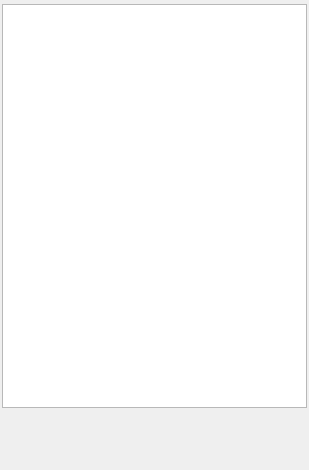
Above: nolimitgui/CommonSrc/Forms/SessionWidget.ui from nolimitconnect/NoLimitConnect before the change. Below: the same form after it.
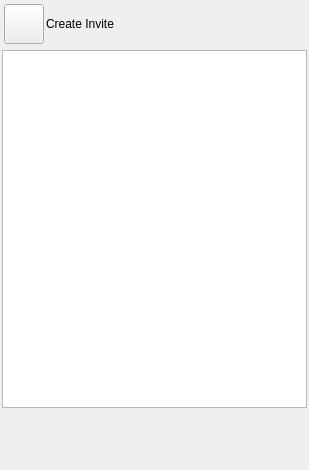
That is the form after the change. Custom widgets are drawn as their Qt base class.

```diff
--- a/nolimitgui/CommonSrc/Forms/SessionWidget.ui
+++ b/nolimitgui/CommonSrc/Forms/SessionWidget.ui
@@ -35,6 +35,66 @@
    <property name="bottomMargin">
     <number>2</number>
    </property>
+   <item>
+    <widget class="QFrame" name="m_CreateInviteFrame">
+     <layout class="QHBoxLayout" name="horizontalLayout_11">
+      <property name="spacing">
+       <number>2</number>
+      </property>
+      <property name="leftMargin">
+       <number>2</number>
+      </property>
+      <property name="topMargin">
+       <number>2</number>
+      </property>
+      <property name="rightMargin">
+       <number>2</number>
+      </property>
+      <property name="bottomMargin">
+       <number>2</number>
+      </property>
+      <item>
+       <widget class="VxPushButton" name="m_CreateInviteButton">
+        <property name="minimumSize">
+         <size>
+          <width>0</width>
+          <height>40</height>
+         </size>
+        </property>
+        <property name="text">
+         <string/>
+        </property>
+       </widget>
+      </item>
+      <item>
+       <widget class="QLabel" name="m_CreateInviteLabel">
+        <property name="sizePolicy">
+         <sizepolicy hsizetype="Preferred" vsizetype="Ignored">
+          <horstretch>0</horstretch>
+          <verstretch>0</verstretch>
+         </sizepolicy>
+        </property>
+        <property name="text">
+         <string>Create Invite</string>
+        </property>
+       </widget>
+      </item>
+      <item>
+       <spacer name="horizontalSpacer_8">
+        <property name="orientation">
+         <enum>Qt::Orientation::Horizontal</enum>
+        </property>
+        <property name="sizeHint" stdset="0">
+         <size>
+          <width>40</width>
+          <height>20</height>
+         </size>
+        </property>
+       </spacer>
+      </item>
+     </layout>
+    </widget>
+   </item>
    <item>
     <widget class="IdentOfferWidget" name="m_IdentWidget" native="true"/>
    </item>
@@ -80,6 +140,11 @@
   </layout>
  </widget>
  <customwidgets>
+  <customwidget>
+   <class>VxPushButton</class>
+   <extends>QPushButton</extends>
+   <header>VxPushButton.h</header>
+  </customwidget>
   <customwidget>
    <class>ChatEntryWidget</class>
    <extends>QWidget</extends>
```
